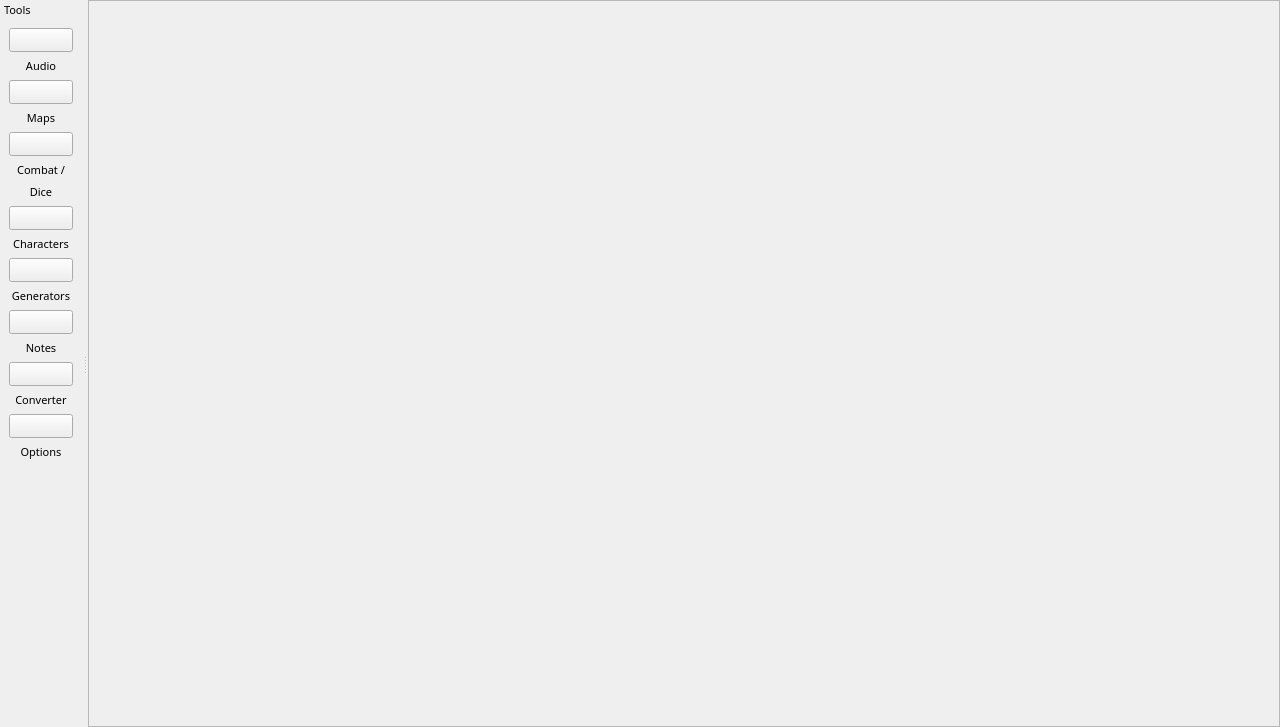
PhilInTheGaps/GM-Companion, file gm-companion/mainwindow.ui: the form before one commit.
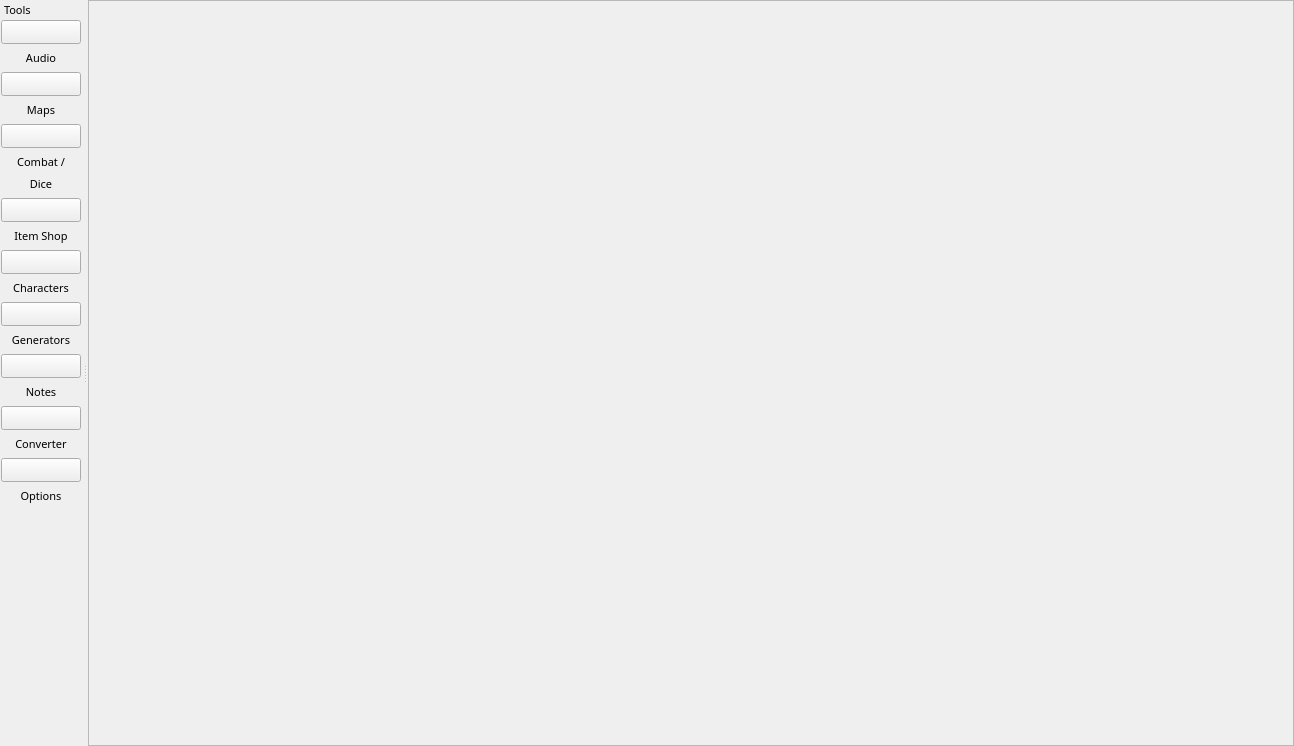
The form after the commit. Icons and pictures are not drawn.

Commit message: Added item shop tool

```diff
--- a/gm-companion/mainwindow.ui
+++ b/gm-companion/mainwindow.ui
@@ -6,8 +6,8 @@
    <rect>
     <x>0</x>
     <y>0</y>
-    <width>1280</width>
-    <height>727</height>
+    <width>1294</width>
+    <height>746</height>
    </rect>
   </property>
   <property name="sizePolicy">
@@ -105,7 +105,7 @@
    <property name="minimumSize">
     <size>
      <width>82</width>
-     <height>687</height>
+     <height>0</height>
     </size>
    </property>
    <property name="maximumSize">
@@ -1409,16 +1409,67 @@
       <number>6</number>
      </property>
      <property name="leftMargin">
-      <number>9</number>
+      <number>0</number>
      </property>
      <property name="topMargin">
-      <number>9</number>
+      <number>0</number>
      </property>
      <property name="rightMargin">
-      <number>9</number>
+      <number>0</number>
      </property>
      <property name="bottomMargin">
-      <number>9</number>
+      <number>0</number>
+     </property>
+     <item>
+      <widget class="QScrollArea" name="scrollArea">
+       <property name="sizePolicy">
+        <sizepolicy hsizetype="Minimum" vsizetype="Minimum">
+         <horstretch>0</horstretch>
+         <verstretch>0</verstretch>
+        </sizepolicy>
+       </property>
+       <property name="frameShape">
+        <enum>QFrame::NoFrame</enum>
+       </property>
+       <property name="horizontalScrollBarPolicy">
+        <enum>Qt::ScrollBarAlwaysOff</enum>
+       </property>
+       <property name="widgetResizable">
+        <bool>true</bool>
+       </property>
+       <property name="alignment">
+        <set>Qt::AlignHCenter|Qt::AlignTop</set>
+       </property>
+       <widget class="QWidget" name="scrollAreaWidgetContents">
+        <property name="geometry">
+         <rect>
+          <x>0</x>
+          <y>0</y>
+          <width>80</width>
+          <height>722</height>
+         </rect>
+        </property>
+        <property name="sizePolicy">
+         <sizepolicy hsizetype="Minimum" vsizetype="Minimum">
+          <horstretch>0</horstretch>
+          <verstretch>0</verstretch>
+         </sizepolicy>
+        </property>
+        <layout class="QVBoxLayout" name="verticalLayout">
+         <property name="sizeConstraint">
+          <enum>QLayout::SetNoConstraint</enum>
+         </property>
+         <property name="leftMargin">
+          <number>1</number>
+         </property>
+         <property name="topMargin">
+          <number>1</number>
+         </property>
+         <property name="rightMargin">
+          <number>1</number>
+         </property>
+         <property name="bottomMargin">
+          <number>1</number>
      </property>
      <item>
       <widget class="QPushButton" name="pushButton_audioTool">
@@ -1589,6 +1640,32 @@
        </property>
       </widget>
      </item>
+         <item>
+          <widget class="QPushButton" name="pushButton_shopTool">
+           <property name="sizePolicy">
+            <sizepolicy hsizetype="Minimum" vsizetype="Minimum">
+             <horstretch>0</horstretch>
+             <verstretch>0</verstretch>
+            </sizepolicy>
+           </property>
+           <property name="toolTip">
+            <string>Item Shop</string>
+           </property>
+           <property name="text">
+            <string/>
+           </property>
+          </widget>
+         </item>
+         <item>
+          <widget class="QLabel" name="label_9">
+           <property name="text">
+            <string>Item Shop</string>
+           </property>
+           <property name="alignment">
+            <set>Qt::AlignCenter</set>
+           </property>
+          </widget>
+         </item>
      <item>
       <widget class="QPushButton" name="pushButton_characters">
        <property name="sizePolicy">
@@ -1826,6 +1903,10 @@
         </size>
        </property>
       </spacer>
+         </item>
+        </layout>
+       </widget>
+      </widget>
      </item>
     </layout>
    </widget>
```
Left out of the diff: 2 changed lines with no effect on the pictures. Lines whose indentation alone changed are shown as unchanged. The commit also changes 15 other files.
